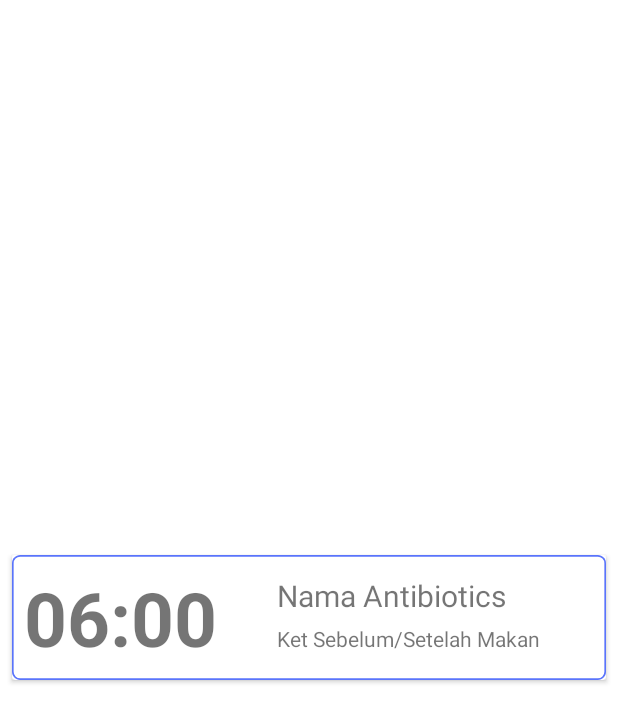
After one commit to Kebarrrr/Antidot-Capstone, an Android app: the layout item_reminder.xml on its own in the app's theme, with its tools: preview values and no code run, on a phone screen of 412 x 824 dp. The commit adds this screen. Shown: the top 722 px of the screen. Run offline under Robolectric (Android 15) with nearby library versions, the phone set to English and light mode, and no system bars.

Commit message:
add Item Reminder.xml

```diff
--- a/app/src/main/java/com/capstone/antidot/api/ApiService.kt
+++ b/app/src/main/java/com/capstone/antidot/api/ApiService.kt
@@ -11,7 +11,6 @@ import retrofit2.http.GET
 import retrofit2.http.Header
 import retrofit2.http.POST
 import retrofit2.http.Path
-import retrofit2.http.Query
 
 interface ApiService {
     @POST("auth/login")
--- /dev/null
+++ b/app/src/main/res/drawable/card_view_reminder.xml
@@ -0,0 +1,24 @@
+<?xml version="1.0" encoding="utf-8"?>
+<vector
+    xmlns:android="http://schemas.android.com/apk/res/android"
+    xmlns:aapt="http://schemas.android.com/aapt"
+    android:width="362dp"
+    android:height="76dp"
+    android:viewportWidth="362"
+    android:viewportHeight="76"
+    >
+    <group>
+        <clip-path
+            android:pathData="M5 0H357C359.761 0 362 2.23858 362 5V71C362 73.7614 359.761 76 357 76H5C2.23858 76 0 73.7614 0 71V5C0 2.23858 2.23858 0 5 0Z"
+            />
+        <path
+            android:pathData="M0 0V76H362V0"
+            android:fillColor="#FFFFFF"
+            />
+        <path
+            android:pathData="M5 0H357C359.761 0 362 2.23858 362 5V71C362 73.7614 359.761 76 357 76H5C2.23858 76 0 73.7614 0 71V5C0 2.23858 2.23858 0 5 0Z"
+            android:strokeWidth="2"
+            android:strokeColor="#5A74FB"
+            />
+    </group>
+</vector>
--- a/app/src/main/res/layout/activity_main.xml
+++ b/app/src/main/res/layout/activity_main.xml
@@ -3,7 +3,8 @@
     xmlns:app="http://schemas.android.com/apk/res-auto"
     android:id="@+id/container"
     android:layout_width="match_parent"
-    android:layout_height="match_parent">
+    android:layout_height="match_parent"
+    android:background="#F7F7F7">
 
     <fragment
         android:id="@+id/nav_host_fragment_activity_main"
--- a/app/src/main/res/layout/fragment_reminder.xml
+++ b/app/src/main/res/layout/fragment_reminder.xml
@@ -21,6 +21,7 @@
         android:id="@+id/fab_add_reminder"
         android:layout_width="wrap_content"
         android:layout_height="wrap_content"
+        android:contentDescription="@string/button_to_add_reminder"
         android:importantForAccessibility="yes"
         android:src="@drawable/baseline_add_24"
         app:backgroundTint="#FEC62F"
--- /dev/null
+++ b/app/src/main/res/layout/item_reminder.xml
@@ -0,0 +1,60 @@
+<?xml version="1.0" encoding="utf-8"?>
+<androidx.cardview.widget.CardView xmlns:android="http://schemas.android.com/apk/res/android"
+    xmlns:app="http://schemas.android.com/apk/res-auto"
+    xmlns:tools="http://schemas.android.com/tools"
+    android:id="@+id/card_view_reminder"
+    android:layout_width="match_parent"
+    android:layout_height="wrap_content"
+    android:layout_gravity="center"
+    android:layout_marginStart="8dp"
+    android:layout_marginEnd="8dp"
+    android:layout_marginBottom="4dp"
+    android:layout_marginTop="4dp">
+
+    <androidx.constraintlayout.widget.ConstraintLayout
+        android:layout_width="match_parent"
+        android:layout_height="wrap_content"
+        android:padding="8dp"
+        android:background="@drawable/card_view_reminder">
+
+
+        <TextView
+            android:id="@+id/tvItemJam"
+            android:layout_width="0dp"
+            android:layout_height="wrap_content"
+            android:textSize="50sp"
+            android:textStyle="bold"
+            app:layout_constraintBottom_toBottomOf="parent"
+            app:layout_constraintStart_toStartOf="parent"
+            app:layout_constraintTop_toTopOf="parent"
+            tools:text="06:00" />
+
+        <TextView
+            android:id="@+id/tvItemName"
+            android:layout_width="0dp"
+            android:layout_height="wrap_content"
+            android:layout_marginStart="40dp"
+            android:layout_marginTop="5dp"
+            android:textSize="20sp"
+            app:layout_constraintEnd_toEndOf="parent"
+            app:layout_constraintStart_toEndOf="@+id/tvItemJam"
+            app:layout_constraintTop_toTopOf="@+id/tvItemJam"
+            tools:text="@string/nama_antibiotics" />
+
+        <TextView
+            android:id="@+id/tvItemDescription"
+            android:layout_width="0dp"
+            android:layout_height="wrap_content"
+            android:layout_marginTop="5dp"
+            android:ellipsize="end"
+            android:maxLines="5"
+            android:text="Ket Sebelum/Setelah Makan"
+            app:layout_constraintBottom_toBottomOf="@+id/tvItemJam"
+            app:layout_constraintEnd_toEndOf="@+id/tvItemName"
+            app:layout_constraintStart_toStartOf="@+id/tvItemName"
+            app:layout_constraintTop_toBottomOf="@+id/tvItemName"
+            app:layout_constraintVertical_bias="0.0"/>
+
+    </androidx.constraintlayout.widget.ConstraintLayout>
+
+</androidx.cardview.widget.CardView>
--- a/app/src/main/res/values/strings.xml
+++ b/app/src/main/res/values/strings.xml
@@ -44,4 +44,5 @@
     <string name="click_add_button">Click the plus button to add</string>
     <string name="back">Back</string>
     <string name="detail_antibiotic">Detail Antibiotic</string>
+    <string name="button_to_add_reminder">Button to Add Reminder</string>
 </resources>
```
